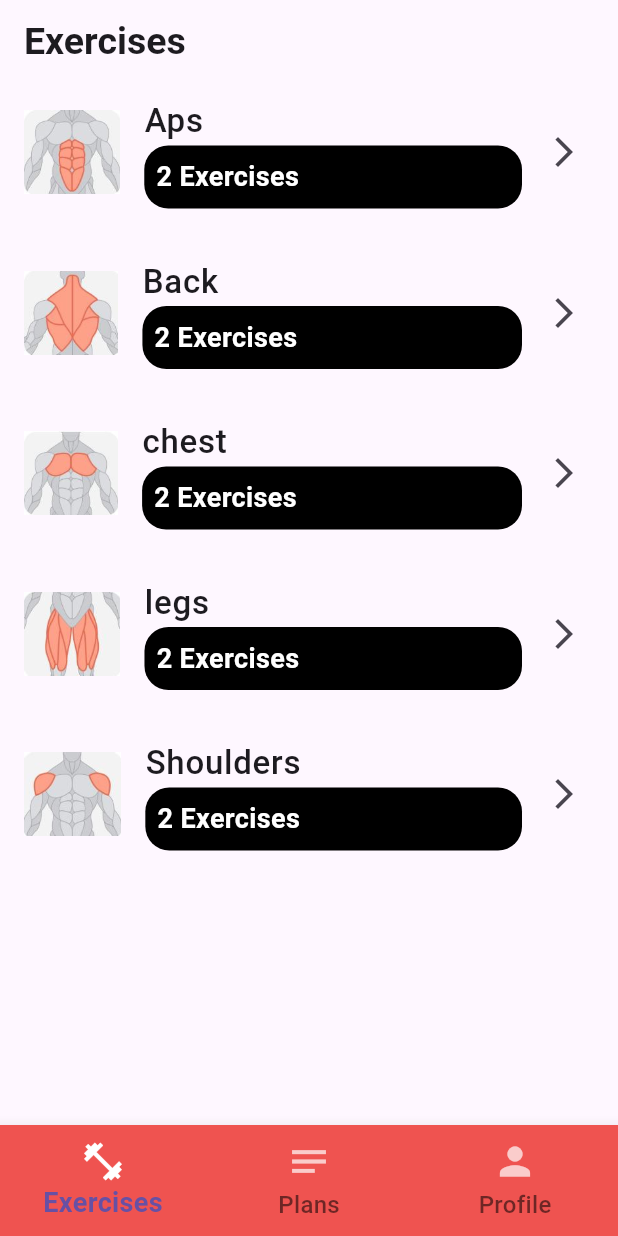
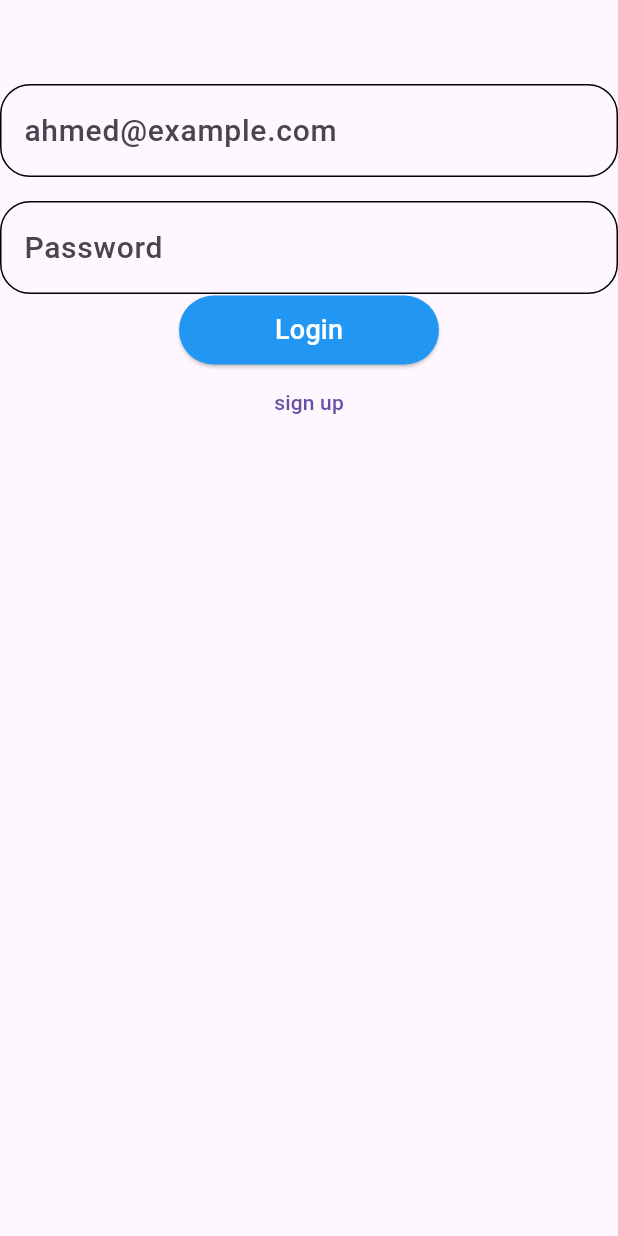
Before and after one commit to ahmedemara231/be-fit, a Flutter app: the screen it shows after launch, on a phone screen of 412 x 824 dp. Run offline on Flutter 3.47's test engine with Material 3 defaults, Android fonts, the phone set to English and light mode, and no system bars; our stand-ins replace cloud_firestore, firebase_auth, firebase_core, firebase_storage, fl_chart, flutter_bloc and 4 more; accounts and stored records are empty.

Commit message:
add sign in & up methods

```diff
--- a/lib/main.dart
+++ b/lib/main.dart
@@ -1,13 +1,21 @@
+import 'package:be_fit/view/auth/login/login.dart';
+import 'package:be_fit/view/auth/register/register.dart';
+import 'package:be_fit/view/auth/register/register.dart';
 import 'package:be_fit/view/bottomNavBar.dart';
 import 'package:be_fit/view_model/bloc_observer.dart';
 import 'package:be_fit/view_model/bottomNavBar/cubit.dart';
 import 'package:be_fit/view_model/bottomNavBar/states.dart';
+import 'package:be_fit/view_model/cache_helper/shared_prefs.dart';
 import 'package:be_fit/view_model/exercises/cubit.dart';
 import 'package:be_fit/view_model/exercises/states.dart';
 import 'package:be_fit/view_model/log/cubit.dart';
 import 'package:be_fit/view_model/log/states.dart';
+import 'package:be_fit/view_model/login/cubit.dart';
+import 'package:be_fit/view_model/login/states.dart';
 import 'package:be_fit/view_model/plans/cubit.dart';
 import 'package:be_fit/view_model/plans/states.dart';
+import 'package:be_fit/view_model/sign_up/cubit.dart';
+import 'package:be_fit/view_model/sign_up/states.dart';
 import 'package:firebase_core/firebase_core.dart';
 import 'package:flutter/material.dart';
 import 'package:flutter_bloc/flutter_bloc.dart';
@@ -16,6 +24,7 @@ import 'firebase_options.dart';
 
 void main() async{
   WidgetsFlutterBinding.ensureInitialized();
+  CacheHelper.initCache();
   await Firebase.initializeApp(
     options: DefaultFirebaseOptions.currentPlatform,
   );
@@ -43,10 +52,16 @@ class MyApp extends StatelessWidget {
         BlocProvider(
           create: (context) => PlansCubit(PlansInitialState()),
         ),
+        BlocProvider(
+          create: (context) => LoginCubit(LoginInitialState()),
+        ),
+        BlocProvider(
+          create: (context) => SignUpCubit(SignUpInitialState()),
+        ),
       ],
       child: MaterialApp(
         debugShowCheckedModeBanner: false,
-        home: BottomNavBar(),
+        home: Login(),
       ),
     );
   }
--- /dev/null
+++ b/lib/models/user.dart
@@ -0,0 +1,16 @@
+class Trainee
+{
+  String? name;
+  String? email;
+  String? phone;
+  String? password;
+  String? id;
+
+  Trainee({
+    this.name,
+    this.email,
+    this.phone,
+    this.password,
+    this.id,
+});
+}
--- /dev/null
+++ b/lib/view/auth/login/login.dart
@@ -0,0 +1,87 @@
+import 'package:be_fit/models/user.dart';
+import 'package:be_fit/modules/myText.dart';
+import 'package:be_fit/modules/textFormField.dart';
+import 'package:be_fit/view_model/login/cubit.dart';
+import 'package:be_fit/view_model/login/states.dart';
+import 'package:flutter/material.dart';
+import 'package:flutter_bloc/flutter_bloc.dart';
+
+import '../register/register.dart';
+
+class Login extends StatelessWidget {
+  Login({super.key});
+
+  final emailCont = TextEditingController();
+  final passCont = TextEditingController();
+  final formKey = GlobalKey<FormState>();
+
+  @override
+  Widget build(BuildContext context) {
+    return BlocBuilder<LoginCubit,LoginStates>(
+      builder: (context, state)
+      {
+        return Scaffold(
+          appBar: AppBar(),
+          body: Form(
+            key: formKey,
+            child: Column(
+              children: [
+                TFF(
+                  obscureText: false,
+                  controller: emailCont,
+                  keyboardType: TextInputType.emailAddress,
+                  hintText: 'ahmed@example.com',
+                  enabledBorder: OutlineInputBorder(
+                    borderRadius: BorderRadius.circular(20),
+                  ),
+                ),
+                const SizedBox(
+                  height: 16,
+                ),
+                TFF(
+                  obscureText: false,
+                  controller: passCont,
+                  hintText: 'Password',
+                  enabledBorder: OutlineInputBorder(
+                    borderRadius: BorderRadius.circular(20),
+                  ),
+                ),
+                ElevatedButton(
+                    onPressed: () async
+                    {
+                      if(formKey.currentState!.validate())
+                        {
+                          await LoginCubit.getInstance(context).login(
+                              user: Trainee(
+                                email: emailCont.text,
+                                password: passCont.text,
+                              ),
+                              context: context,
+                          );
+                        }
+                    },
+                    style: ElevatedButton.styleFrom(
+                        backgroundColor: Colors.blue
+                    ),
+                    child: Padding(
+                      padding: const EdgeInsets.symmetric(horizontal: 40.0,vertical: 10),
+                      child: MyText(text: 'Login',color: Colors.white,fontSize: 18,),
+                    )),
+                TextButton(
+                    onPressed: ()
+                    {
+                      Navigator.push(
+                          context,
+                          MaterialPageRoute(
+                            builder: (context) => SignUp(),
+                          ),
+                      );
+                    }, child: MyText(text: 'sign up'))
+              ],
+            ),
+          ),
+        );
+      },
+    );
+  }
+}
--- /dev/null
+++ b/lib/view_model/cache_helper/shared_prefs.dart
@@ -0,0 +1,20 @@
+import 'package:shared_preferences/shared_preferences.dart';
+
+class CacheHelper
+{
+
+  static late SharedPreferences sharedPreferences;
+
+  static Future<void> initCache()async
+  {
+    sharedPreferences = await SharedPreferences.getInstance();
+  }
+
+  static Future<void> setData({
+    required List<String> userData
+})async
+  {
+    bool result = await sharedPreferences.setStringList('userData', userData);
+    print(result);
+  }
+}
--- /dev/null
+++ b/lib/view_model/login/states.dart
@@ -0,0 +1,9 @@
+class LoginStates {}
+
+class LoginInitialState extends LoginStates {}
+
+class LoginLoadingState extends LoginStates {}
+
+class LoginSuccessState extends LoginStates {}
+
+class LoginErrorsState extends LoginStates {}
--- /dev/null
+++ b/lib/view_model/sign_up/states.dart
@@ -0,0 +1,9 @@
+class SignUpStates {}
+
+class SignUpInitialState extends SignUpStates {}
+
+class SignUpLoadingState extends SignUpStates {}
+
+class SignUpSuccessState extends SignUpStates {}
+
+class SignUpErrorState extends SignUpStates {}
--- a/pubspec.yaml
+++ b/pubspec.yaml
@@ -40,10 +40,13 @@ dependencies:
   fl_chart: ^0.20.1
   image_picker: ^1.0.4
   video_player: ^2.7.1
+  shared_preferences: ^2.2.2
+
   firebase_core: ^2.16.0
   firebase_auth: ^4.1.2
   cloud_firestore: ^4.1.0
   firebase_storage: ^11.5.3
+  firebase_messaging: ^14.7.9
 
 dev_dependencies:
   flutter_test:
```
Also changed, not shown: lib/view/auth/register/register.dart (added, +107 -0 lines), lib/view/plans/plans.dart (+6 -4 lines), lib/view_model/login/cubit.dart (added, +72 -0 lines), lib/view_model/sign_up/cubit.dart (added, +87 -0 lines), pubspec.lock, 1 other file.
